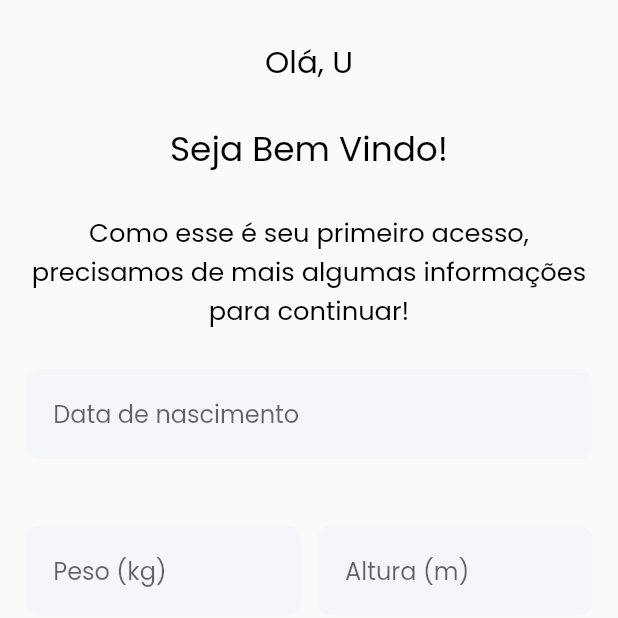
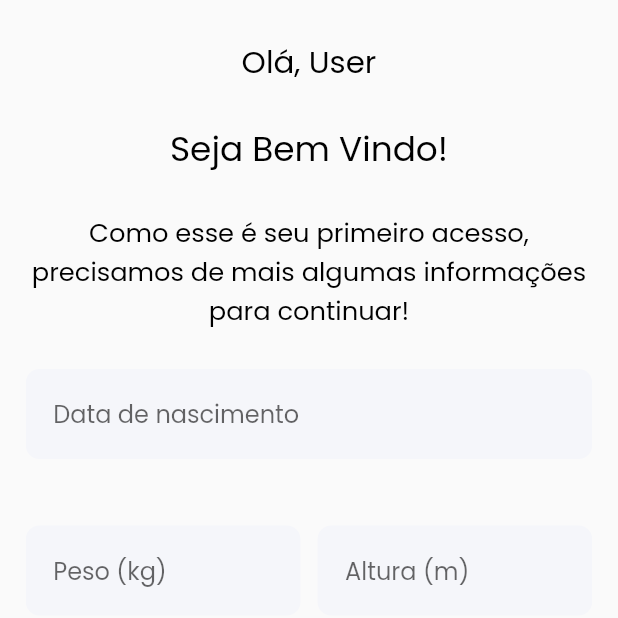
Before and after one commit to megarubber/vitahealth, a Flutter app: the screen it shows after launch, on a phone screen of 412 x 824 dp, the top half of it. Run offline on Flutter 3.47's test engine with Material 2 defaults, Android fonts, the phone set to English and light mode, and no system bars; our stand-ins replace flutter_screenutil, fluttertoast, google_fonts, image_picker, mask_text_input_formatter, sqflite; accounts and stored records are empty; project files that could hold a hidden picture were left out.

Commit message:
fix: show the first name of user

```diff
--- a/lib/globals.dart
+++ b/lib/globals.dart
@@ -1,4 +1,5 @@
 import 'package:vitahealth/database.dart';
+import 'dart:core';
 
 class UserGlobals {
   static User sessionUser = User(
@@ -9,4 +10,11 @@ class UserGlobals {
     password: '123',
     picture: 'user_picture'
   );
+
+  static String getSeparatedName(int index) {
+    final String getName = sessionUser.toMap()['name'].toString();
+    final List<String> display = getName.split(' ');
+
+    return display[index];
+  }
 }
--- a/lib/screens/register_profile.dart
+++ b/lib/screens/register_profile.dart
@@ -159,13 +159,6 @@ class RegisterProfileStatus extends State<RegisterProfile> {
   double globalMass = 0;
   double globalHeight = 0;
 
-  var displayName = UserGlobals.sessionUser.toMap()['name'].toString();
-
-  @override
-  void init() {
-    displayName.split(' ');
-  }
-
   void updateBMIStatus([double mass = 10, double height = 10]) {
     globalMass = mass;
     globalHeight = height;
@@ -204,7 +197,7 @@ class RegisterProfileStatus extends State<RegisterProfile> {
                 children: <Widget>[
                   SizedBox(height: 20.h),
                   Text(
-                    'Olá, ' + displayName[0],
+                    'Olá, ' + UserGlobals.getSeparatedName(0),
                     style: GoogleFonts.poppins(
                       fontSize: 18.sp,
                       color: ProjectColors().title
```
